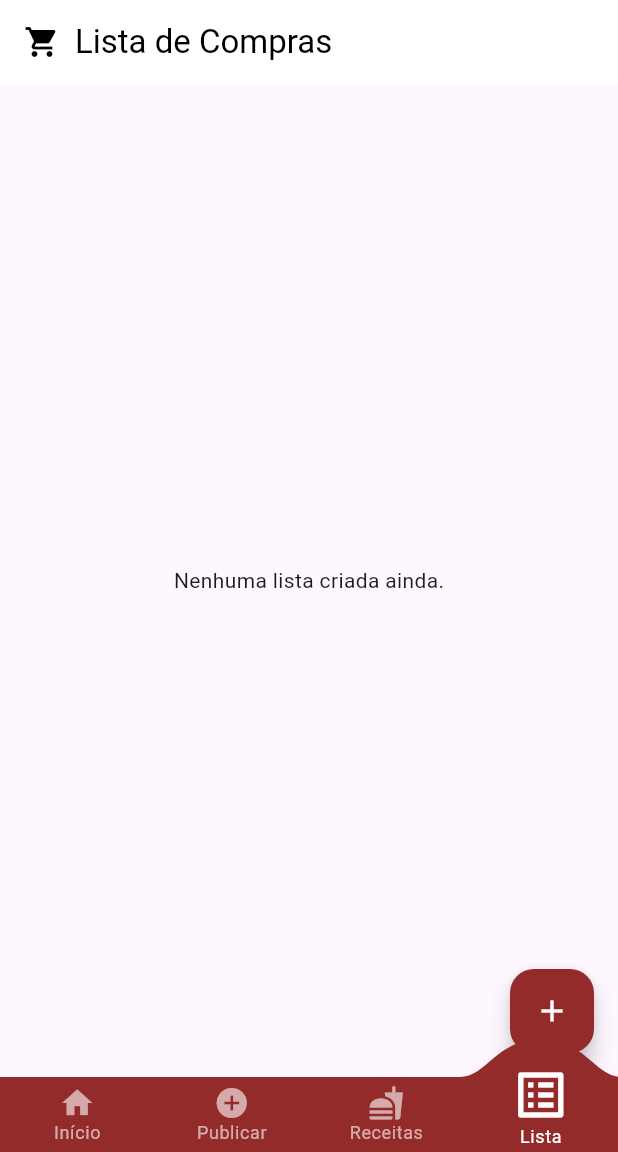
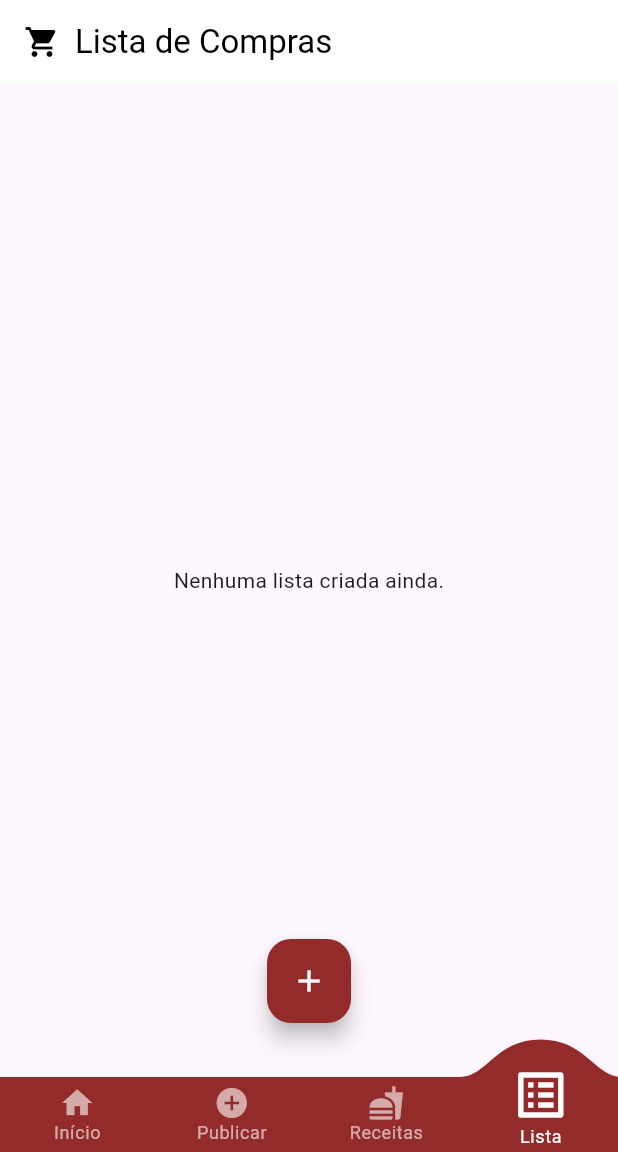
Before and after one commit to DanielSalgadoM7/RecipeWise, a Flutter app: the screen it shows after launch, item 4 of the bottom bar chosen, on a phone screen of 412 x 824 dp, the part 84-1236 px from its top. Run offline on Flutter 3.47's test engine with Material 3 defaults, Android fonts, the light colour scheme and no system bars; drawn by our look-alikes of convex_bottom_bar; our stand-ins replace image_picker, sqflite; accounts and stored records are empty.

Commit message:
atualizao lista + tela cadastro

```diff
--- a/main/lib/Lista.dart
+++ b/main/lib/Lista.dart
@@ -1,7 +1,7 @@
 import 'package:flutter/material.dart';
 import 'CriarListaScreen.dart';
 import 'DetalhesListaScreen.dart';
-import 'SqlHelper/Lista_SQLHelper.dart'; // Importe seu SQLHelper
+import 'SqlHelper/Lista_SQLHelper.dart';
 
 class ListaScreen extends StatefulWidget {
   @override
@@ -9,7 +9,8 @@ class ListaScreen extends StatefulWidget {
 }
 
 class _ListaScreenState extends State<ListaScreen> {
-  List<Map<String, dynamic>> listas = [];
+  List<Map<String, dynamic>> listasFixadas = [];
+  List<Map<String, dynamic>> listasComuns = [];
 
   @override
   void initState() {
@@ -18,9 +19,10 @@ class _ListaScreenState extends State<ListaScreen> {
   }
 
   Future<void> _carregarListas() async {
-    final dataListas = await ListaSQLHelper.getListas();
+    final todasListas = await ListaSQLHelper.getListas();
     setState(() {
-      listas = dataListas;
+      listasFixadas = todasListas.where((lista) => lista['fixado'] == 1).toList();
+      listasComuns = todasListas.where((lista) => lista['fixado'] == 0).toList();
     });
   }
 
@@ -30,44 +32,27 @@ class _ListaScreenState extends State<ListaScreen> {
       MaterialPageRoute(
         builder: (context) => CriarListaScreen(
           onListaCriada: (novaLista) {
-            _carregarListas(); // Recarrega a lista após a criação
+            _carregarListas();
           },
         ),
       ),
     );
   }
 
-  // Função para excluir a lista
-  void _excluirLista(int listaId) async {
-    await ListaSQLHelper.deleteLista(listaId); // Deleta a lista do banco de dados
-    _carregarListas(); // Recarrega as listas
+  void _fixarLista(int listaId, bool fixado) async {
+    await ListaSQLHelper.fixarLista(listaId, fixado);
+    _carregarListas();
   }
 
-  @override
-  Widget build(BuildContext context) {
-    return Scaffold(
-      appBar: AppBar(
-        backgroundColor: Colors.white,
-        title: Row(
-          children: [
-            Icon(Icons.shopping_cart, color: Colors.black),
-            SizedBox(width: 10),
-            Text(
-              "Lista de Compras",
-              style: TextStyle(color: Colors.black),
-            ),
-          ],
-        ),
-      ),
-      body: listas.isEmpty
-          ? Center(child: Text('Nenhuma lista criada ainda.'))
-          : ListView.builder(
-        itemCount: listas.length,
-        itemBuilder: (context, listaIndex) {
-          var lista = listas[listaIndex];
+  void _excluirLista(int listaId) async {
+    await ListaSQLHelper.deleteLista(listaId);
+    _carregarListas();
+  }
+
+  Widget _buildListaItem(Map<String, dynamic> lista) {
     return Card(
       margin: EdgeInsets.symmetric(vertical: 8, horizontal: 16),
-            color: Color(int.parse(lista['cor'])), // Converte o ID da cor para Color
+      color: Color(int.parse(lista['cor'])),
       shape: RoundedRectangleBorder(
         borderRadius: BorderRadius.circular(15),
       ),
@@ -76,7 +61,6 @@ class _ListaScreenState extends State<ListaScreen> {
         child: Column(
           crossAxisAlignment: CrossAxisAlignment.start,
           children: [
-                  // Nome da lista e botão de excluir no canto superior direito
             Row(
               mainAxisAlignment: MainAxisAlignment.spaceBetween,
               children: [
@@ -88,18 +72,28 @@ class _ListaScreenState extends State<ListaScreen> {
                     color: Colors.black,
                   ),
                 ),
+                Row(
+                  children: [
+                    IconButton(
+                      icon: Icon(
+                        lista['fixado'] == 1 ? Icons.push_pin : Icons.push_pin_outlined,
+                        color: Colors.blue,
+                      ),
+                      onPressed: () => _fixarLista(lista['id'], lista['fixado'] != 1),
+                    ),
                     IconButton(
                       icon: Icon(Icons.delete, color: Colors.red),
                       onPressed: () => _excluirLista(lista['id']),
                     ),
                   ],
                 ),
+              ],
+            ),
             SizedBox(height: 8),
-                  // Expansão dos itens da lista
             ExpansionTile(
               title: Text('Itens da Lista'),
               children: [
-                      FutureBuilder<List<Map<String, dynamic>>>( // Carrega os itens da lista
+                FutureBuilder<List<Map<String, dynamic>>>(
                   future: ListaSQLHelper.getItens(lista['id']),
                   builder: (context, snapshot) {
                     if (snapshot.connectionState == ConnectionState.waiting) {
@@ -108,7 +102,6 @@ class _ListaScreenState extends State<ListaScreen> {
                     if (snapshot.hasError) {
                       return Text('Erro ao carregar itens');
                     }
-
                     var itens = snapshot.data ?? [];
                     return ListView.builder(
                       shrinkWrap: true,
@@ -153,14 +146,12 @@ class _ListaScreenState extends State<ListaScreen> {
                 ElevatedButton(
                   child: Text("Ver Detalhes"),
                   onPressed: () async {
-                          // Espera o retorno da tela de detalhes
                     await Navigator.push(
                       context,
                       MaterialPageRoute(
                         builder: (context) => DetalheListaScreen(lista: lista),
                       ),
                     );
-                          // Após voltar de DetalheListaScreen, recarrega as listas
                     _carregarListas();
                   },
                 ),
@@ -170,14 +161,60 @@ class _ListaScreenState extends State<ListaScreen> {
         ),
       ),
     );
-        },
+  }
+
+  @override
+  Widget build(BuildContext context) {
+    return Scaffold(
+      appBar: AppBar(
+        backgroundColor: Colors.white,
+        title: Row(
+          children: [
+            Icon(Icons.shopping_cart, color: Colors.black),
+            SizedBox(width: 10),
+            Text(
+              "Lista de Compras",
+              style: TextStyle(color: Colors.black),
             ),
-      floatingActionButton: FloatingActionButton(
+          ],
+        ),
+      ),
+      body: listasFixadas.isEmpty && listasComuns.isEmpty
+          ? Center(child: Text('Nenhuma lista criada ainda.'))
+          : ListView(
+        children: [
+          if (listasFixadas.isNotEmpty) ...[
+            Padding(
+              padding: const EdgeInsets.symmetric(horizontal: 16.0, vertical: 8.0),
+              child: Text(
+                "Listas Fixadas",
+                style: TextStyle(fontSize: 18, fontWeight: FontWeight.bold),
+              ),
+            ),
+            ...listasFixadas.map((lista) => _buildListaItem(lista)).toList(),
+          ],
+          if (listasComuns.isNotEmpty) ...[
+            Padding(
+              padding: const EdgeInsets.symmetric(horizontal: 16.0, vertical: 8.0),
+              child: Text(
+                "Outras Listas",
+                style: TextStyle(fontSize: 18, fontWeight: FontWeight.bold),
+              ),
+            ),
+            ...listasComuns.map((lista) => _buildListaItem(lista)).toList(),
+          ],
+        ],
+      ),
+      floatingActionButtonLocation: FloatingActionButtonLocation.centerFloat,
+      floatingActionButton: Padding(
+        padding: const EdgeInsets.only(bottom: 20.0),
+        child: FloatingActionButton(
           onPressed: _adicionarNovaLista,
           child: Icon(Icons.add),
           foregroundColor: Colors.white,
           backgroundColor: Color(0xFF942B2B),
         ),
+      ),
     );
   }
 }
--- a/main/pubspec.yaml
+++ b/main/pubspec.yaml
@@ -19,7 +19,7 @@ publish_to: 'none' # Remove this line if you wish to publish to pub.dev
 version: 1.0.0+1
 
 environment:
-  sdk: ^3.5.4
+  sdk: '>=3.5.3 <4.0.0'
 
 # Dependencies specify other packages that your package needs in order to work.
 # To automatically upgrade your package dependencies to the latest versions
```
Also changed, not shown: main/lib/CriarListaScreen.dart (+4 -5 lines), main/lib/PrimeiraTela.dart (+9 -3 lines), main/lib/SqlHelper/Lista_SqlHelper.dart (+31 -15 lines), main/lib/TelaBloqueio.dart (added, +96 -0 lines), main/lib/main.dart (+16 -0 lines), main/lib/TelaCadastro.dart (added), main/lib/TelaLogin.dart (added), main/pubspec.lock. Lines whose indentation alone changed are shown as unchanged.
